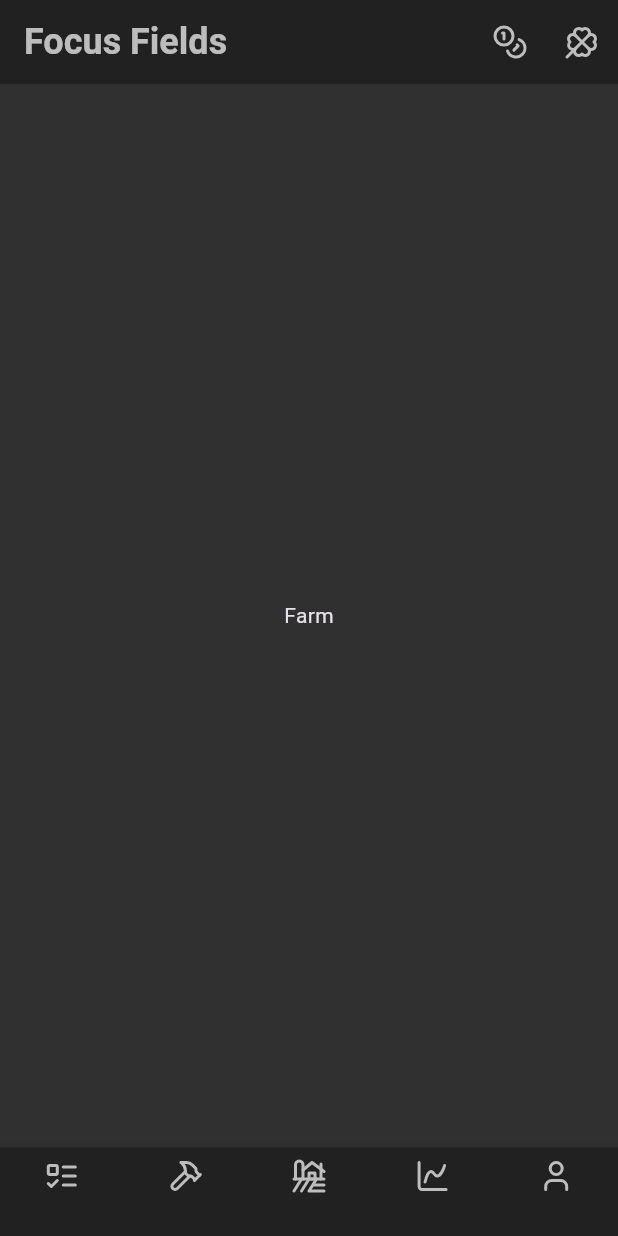
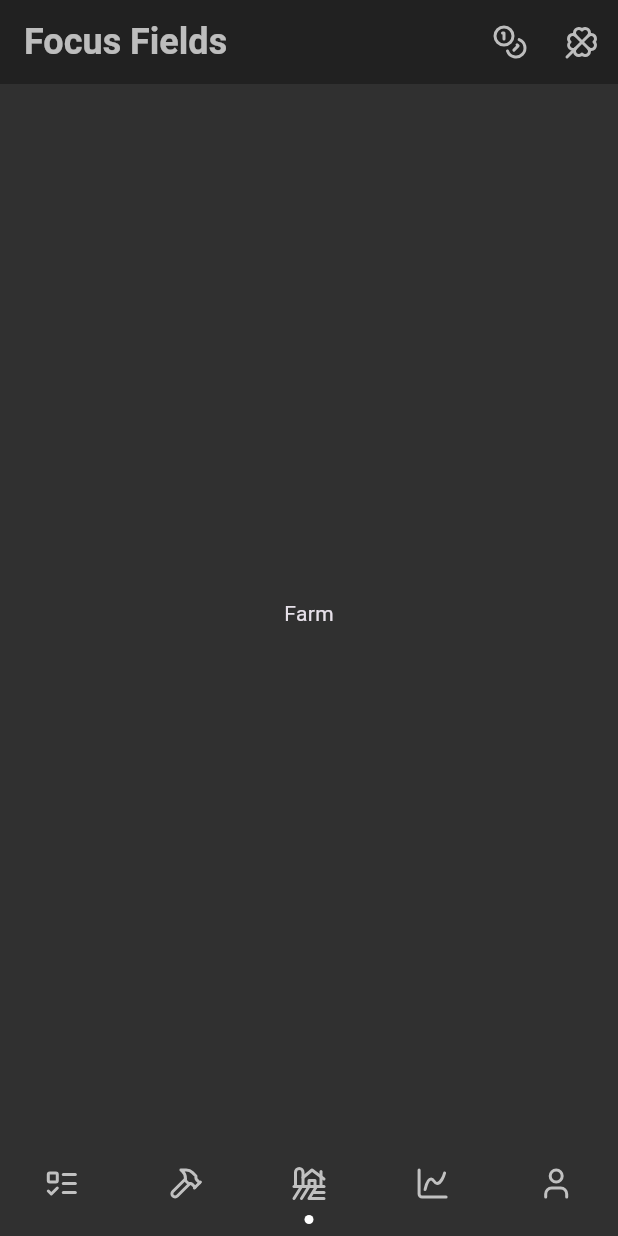
Before and after one commit to Gabriel-L-Martins/Focus-Fields, a Flutter app: the screen it shows after launch, on a phone screen of 412 x 824 dp. Run offline on Flutter 3.47's test engine with Material 3 defaults, Android fonts, the phone set to English and light mode, and no system bars; our stand-ins replace flutter_svg.

Commit message:
refactor(home): replace BottomNavigationBar with custom navigation bar

```diff
--- a/lib/pages/home_screen.dart
+++ b/lib/pages/home_screen.dart
@@ -1,5 +1,6 @@
 import 'package:flutter/material.dart';
 import 'package:flutter_svg/flutter_svg.dart';
+import 'package:focus_fields/components/custom_bottom_navigation_bar.dart';
 import 'package:focus_fields/pages/challenge_tab.dart';
 import 'package:focus_fields/pages/chart.dart';
 import 'package:focus_fields/pages/farm.dart';
@@ -50,50 +51,43 @@ class _HomeScreenState extends State<HomeScreen> {
         ],
       ),
       body: _screens[_currentIndex],
-      bottomNavigationBar: BottomNavigationBar(
-        backgroundColor: Colors.grey[900],
+      bottomNavigationBar: CustomBottomNavigationBar(
         currentIndex: _currentIndex,
         onTap: (index) {
           setState(() {
             _currentIndex = index;
           });
         },
-        type: BottomNavigationBarType.fixed,
         items: [
-          BottomNavigationBarItem(
-            icon: SvgPicture.asset(
+          SvgPicture.asset(
             'assets/icons/list-todo.svg',
+            height: 24,
+            width: 24,
             colorFilter: ColorFilter.mode(Colors.white70, BlendMode.srcIn),
           ),
-            label: '',
-          ),
-          BottomNavigationBarItem(
-            icon: SvgPicture.asset(
+          SvgPicture.asset(
             'assets/icons/hammer.svg',
+            height: 24,
+            width: 24,
             colorFilter: ColorFilter.mode(Colors.white70, BlendMode.srcIn),
           ),
-            label: '',
-          ),
-          BottomNavigationBarItem(
-            icon: SvgPicture.asset(
+          SvgPicture.asset(
             'assets/icons/farm.svg',
+            height: 24,
+            width: 24,
             colorFilter: ColorFilter.mode(Colors.white70, BlendMode.srcIn),
           ),
-            label: '',
-          ),
-          BottomNavigationBarItem(
-            icon: SvgPicture.asset(
+          SvgPicture.asset(
             'assets/icons/chart-spline.svg',
+            height: 24,
+            width: 24,
             colorFilter: ColorFilter.mode(Colors.white70, BlendMode.srcIn),
           ),
-            label: '',
-          ),
-          BottomNavigationBarItem(
-            icon: SvgPicture.asset(
+          SvgPicture.asset(
             'assets/icons/user.svg',
+            height: 24,
+            width: 24,
             colorFilter: ColorFilter.mode(Colors.white70, BlendMode.srcIn),
-            ),
-            label: '',
           ),
         ],
       ),
```
Lines whose indentation alone changed are shown as unchanged.
